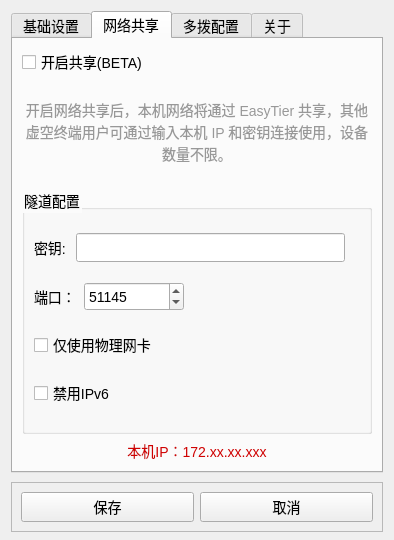
Above: Ui/Settings.ui from YeeNg2333/InterKnot_Auth before the change. Below: the same form after it.
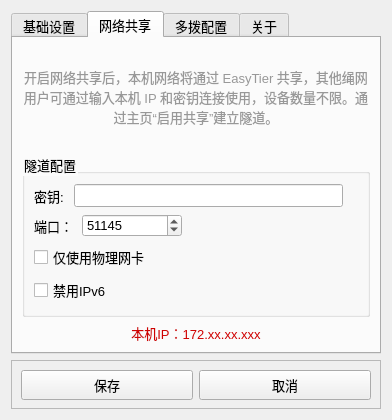
That is the form after the change. The open tabs and pages were chosen to show the change.

Diff of the .ui file:
```diff
--- a/Ui/Settings.ui
+++ b/Ui/Settings.ui
@@ -6,20 +6,20 @@
    <rect>
     <x>0</x>
     <y>0</y>
-    <width>394</width>
-    <height>540</height>
+    <width>392</width>
+    <height>420</height>
    </rect>
   </property>
   <property name="sizePolicy">
-   <sizepolicy hsizetype="Minimum" vsizetype="Minimum">
+   <sizepolicy hsizetype="Preferred" vsizetype="Preferred">
     <horstretch>0</horstretch>
     <verstretch>0</verstretch>
    </sizepolicy>
   </property>
   <property name="minimumSize">
    <size>
-    <width>394</width>
-    <height>496</height>
+    <width>0</width>
+    <height>0</height>
    </size>
   </property>
   <property name="windowTitle">
@@ -27,7 +27,7 @@
   </property>
   <property name="styleSheet">
    <string notr="true">* {
-    font-size: 14px;
+    font-size: 10pt;
 }</string>
   </property>
   <layout class="QGridLayout" name="gridLayout_2">
@@ -36,13 +36,13 @@
      <property name="minimumSize">
       <size>
        <width>0</width>
-       <height>50</height>
+       <height>0</height>
       </size>
      </property>
      <property name="maximumSize">
       <size>
        <width>16777215</width>
-       <height>44</height>
+       <height>49</height>
       </size>
      </property>
      <property name="frameShape">
@@ -219,79 +219,43 @@
        <string>通过Easytier建立网络共享</string>
       </attribute>
       <layout class="QGridLayout" name="gridLayout_5">
-       <item row="0" column="0" colspan="3">
-        <widget class="QCheckBox" name="checkBox_enable_share">
-         <property name="text">
-          <string>开启共享(BETA)</string>
-         </property>
-        </widget>
-       </item>
-       <item row="4" column="0" colspan="3">
-        <widget class="QLabel" name="label_local_ip">
-         <property name="sizePolicy">
-          <sizepolicy hsizetype="Preferred" vsizetype="Maximum">
-           <horstretch>0</horstretch>
-           <verstretch>0</verstretch>
-          </sizepolicy>
-         </property>
-         <property name="styleSheet">
-          <string notr="true">QLabel {
-    color: rgb(207, 1, 1);
-}</string>
-         </property>
-         <property name="text">
-          <string>本机IP：172.xx.xx.xxx</string>
-         </property>
-         <property name="alignment">
-          <set>Qt::AlignCenter</set>
-         </property>
-        </widget>
-       </item>
-       <item row="1" column="0" colspan="3">
-        <widget class="QLabel" name="label_6">
-         <property name="sizePolicy">
-          <sizepolicy hsizetype="Preferred" vsizetype="Minimum">
-           <horstretch>0</horstretch>
-           <verstretch>0</verstretch>
-          </sizepolicy>
-         </property>
-         <property name="maximumSize">
-          <size>
-           <width>16777215</width>
-           <height>100</height>
-          </size>
-         </property>
-         <property name="styleSheet">
-          <string notr="true">QLabel {
-    color: rgb(152, 152, 152);
-}</string>
-         </property>
-         <property name="text">
-          <string>开启网络共享后，本机网络将通过 EasyTier 共享，其他虚空终端用户可通过输入本机 IP 和密钥连接使用，设备数量不限。</string>
-         </property>
-         <property name="scaledContents">
-          <bool>false</bool>
-         </property>
-         <property name="alignment">
-          <set>Qt::AlignCenter</set>
-         </property>
-         <property name="wordWrap">
-          <bool>true</bool>
-         </property>
-        </widget>
-       </item>
-       <item row="3" column="0" colspan="3">
+       <item row="2" column="0" colspan="2">
         <widget class="QGroupBox" name="groupBox">
          <property name="title">
           <string>隧道配置</string>
          </property>
          <layout class="QGridLayout" name="gridLayout_6">
+          <item row="1" column="2" colspan="14">
+           <widget class="QSpinBox" name="spinBox">
+            <property name="minimumSize">
+             <size>
+              <width>0</width>
+              <height>23</height>
+             </size>
+            </property>
+            <property name="minimum">
+             <number>10000</number>
+            </property>
+            <property name="maximum">
+             <number>65535</number>
+            </property>
+            <property name="stepType">
+             <enum>QAbstractSpinBox::DefaultStepType</enum>
+            </property>
+            <property name="value">
+             <number>51145</number>
+            </property>
+            <property name="displayIntegerBase">
+             <number>10</number>
+            </property>
+           </widget>
+          </item>
           <item row="0" column="1" colspan="36">
            <widget class="QLineEdit" name="lineEdit_4">
             <property name="minimumSize">
              <size>
               <width>0</width>
-              <height>29</height>
+              <height>23</height>
              </size>
             </property>
            </widget>
@@ -330,34 +294,63 @@
             </property>
            </widget>
           </item>
-          <item row="1" column="2" colspan="14">
-           <widget class="QSpinBox" name="spinBox">
-            <property name="minimumSize">
-             <size>
-              <width>0</width>
-              <height>29</height>
-             </size>
-            </property>
-            <property name="minimum">
-             <number>10000</number>
-            </property>
-            <property name="maximum">
-             <number>65535</number>
-            </property>
-            <property name="stepType">
-             <enum>QAbstractSpinBox::DefaultStepType</enum>
-            </property>
-            <property name="value">
-             <number>51145</number>
-            </property>
-            <property name="displayIntegerBase">
-             <number>10</number>
-            </property>
-           </widget>
-          </item>
          </layout>
         </widget>
        </item>
+       <item row="3" column="0" colspan="2">
+        <widget class="QLabel" name="label_local_ip">
+         <property name="sizePolicy">
+          <sizepolicy hsizetype="Preferred" vsizetype="Maximum">
+           <horstretch>0</horstretch>
+           <verstretch>0</verstretch>
+          </sizepolicy>
+         </property>
+         <property name="styleSheet">
+          <string notr="true">QLabel {
+    color: rgb(207, 1, 1);
+}</string>
+         </property>
+         <property name="text">
+          <string>本机IP：172.xx.xx.xxx</string>
+         </property>
+         <property name="alignment">
+          <set>Qt::AlignCenter</set>
+         </property>
+        </widget>
+       </item>
+       <item row="0" column="0" colspan="2">
+        <widget class="QLabel" name="label_6">
+         <property name="sizePolicy">
+          <sizepolicy hsizetype="Preferred" vsizetype="Minimum">
+           <horstretch>0</horstretch>
+           <verstretch>0</verstretch>
+          </sizepolicy>
+         </property>
+         <property name="maximumSize">
+          <size>
+           <width>16777215</width>
+           <height>100</height>
+          </size>
+         </property>
+         <property name="styleSheet">
+          <string notr="true">QLabel {
+    color: rgb(152, 152, 152);
+}</string>
+         </property>
+         <property name="text">
+          <string>开启网络共享后，本机网络将通过 EasyTier 共享，其他绳网用户可通过输入本机 IP 和密钥连接使用，设备数量不限。通过主页“启用共享”建立隧道。</string>
+         </property>
+         <property name="scaledContents">
+          <bool>false</bool>
+         </property>
+         <property name="alignment">
+          <set>Qt::AlignCenter</set>
+         </property>
+         <property name="wordWrap">
+          <bool>true</bool>
+         </property>
+        </widget>
+       </item>
       </layout>
      </widget>
      <widget class="QWidget" name="tab_2">
```
Left out of the diff: 18 changed lines with no effect on the pictures.
